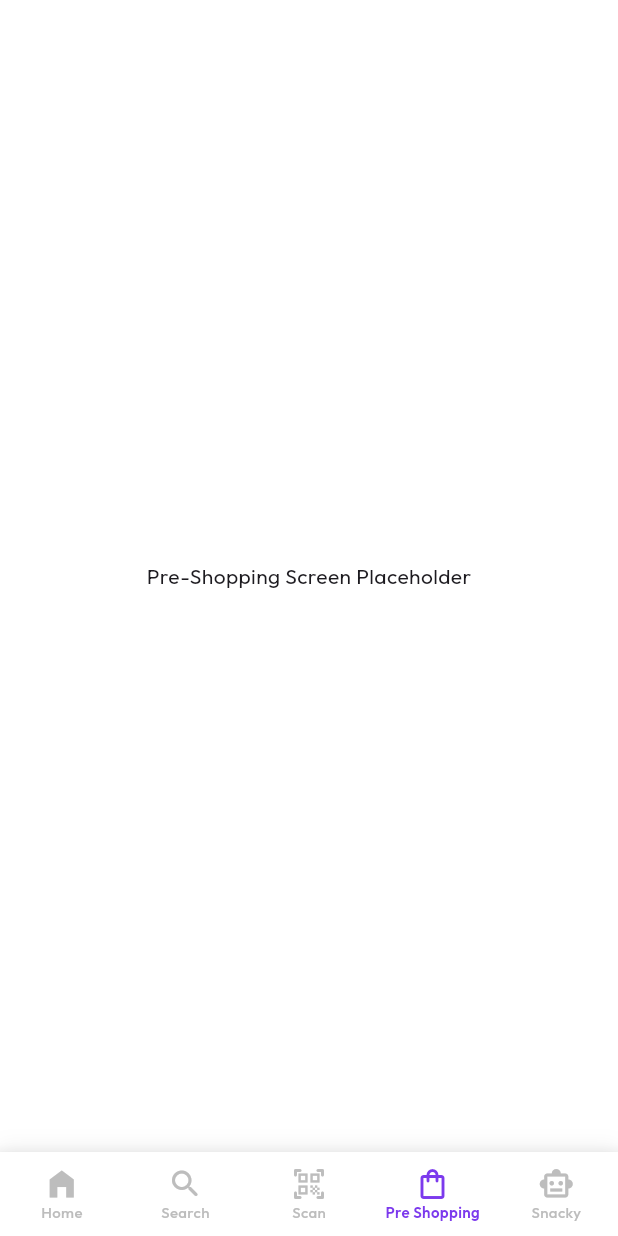
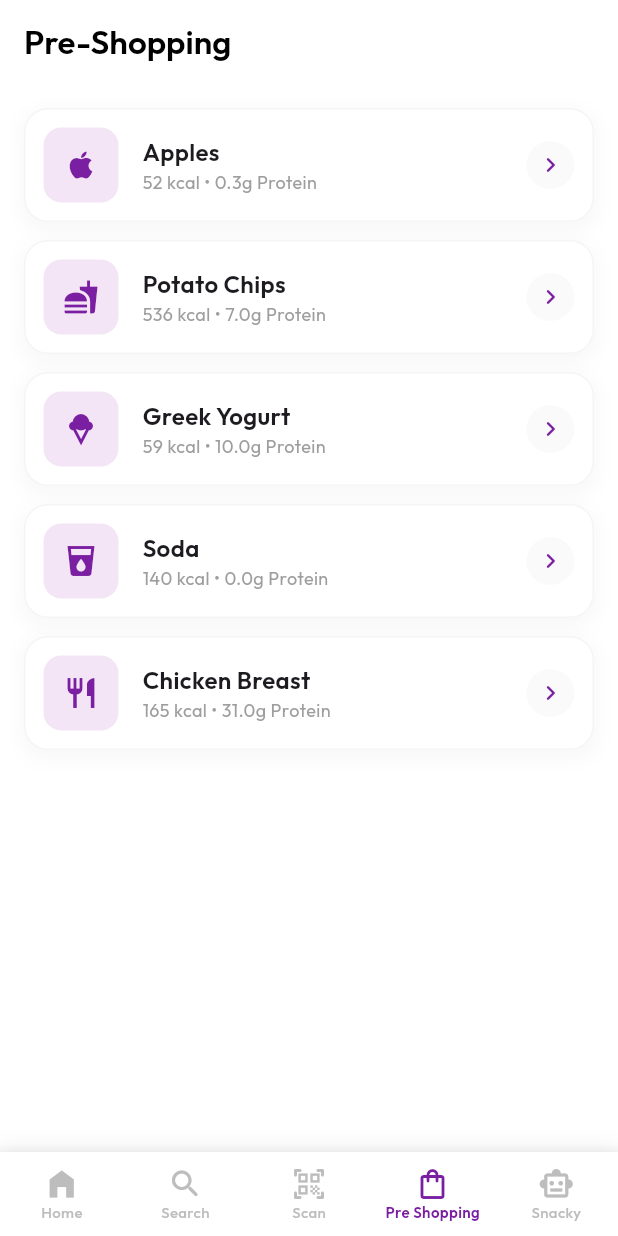
Before and after one commit to krishlanjewar/safe_Eat, a Flutter app: the screen it shows after launch, item 4 of the bottom bar chosen, on a phone screen of 412 x 824 dp. Run offline on Flutter 3.47's test engine with Material 3 defaults, Android fonts, the phone set to English and light mode, and no system bars; our stand-ins replace fl_chart, google_fonts; network calls fail.

Commit message:
Add pre-shopping screen UI

```diff
--- a/lib/features/chatbot/presentation/pages/chat_screen.dart
+++ b/lib/features/chatbot/presentation/pages/chat_screen.dart
@@ -73,7 +73,7 @@ class _ChatScreenState extends State<ChatScreen> {
         margin: const EdgeInsets.symmetric(vertical: 4.0),
         padding: const EdgeInsets.symmetric(horizontal: 16.0, vertical: 10.0),
         decoration: BoxDecoration(
-          color: isUser ? const Color(0xFF7C3AED) : Colors.grey[200], // Purple for user, Grey for bot
+          color: isUser ? const Color(0xFF7B1FA2) : Colors.grey[200], // Purple 700 for user
           borderRadius: BorderRadius.only(
             topLeft: const Radius.circular(16),
             topRight: const Radius.circular(16),
--- a/lib/features/navigation/bottom_navigation.dart
+++ b/lib/features/navigation/bottom_navigation.dart
@@ -3,6 +3,7 @@ import 'package:google_fonts/google_fonts.dart';
 import 'package:safeat/features/home/presentation/pages/home_screen.dart';
 import 'package:safeat/features/search/presentation/pages/search_screen.dart';
 import 'package:safeat/features/chatbot/presentation/pages/chat_screen.dart';
+import 'package:safeat/features/pre_shopping/presentation/pages/pre_shopping_screen.dart';
 
 class MainLayout extends StatefulWidget {
   const MainLayout({super.key});
@@ -18,7 +19,7 @@ class _MainLayoutState extends State<MainLayout> {
     const HomeScreen(),
     const SearchScreen(),
     const Center(child: Text("Scan Screen Placeholder")),
-    const Center(child: Text("Pre-Shopping Screen Placeholder")),
+    const PreShoppingScreen(),
     const ChatScreen(),
   ];
 
@@ -41,7 +42,7 @@ class _MainLayoutState extends State<MainLayout> {
           onTap: (index) => setState(() => _currentIndex = index),
           type: BottomNavigationBarType.fixed,
           backgroundColor: Colors.white,
-          selectedItemColor: const Color(0xFF7C3AED), // Purple
+          selectedItemColor: const Color(0xFF7B1FA2), // Purple 700 to match button
           unselectedItemColor: Colors.grey[400],
           selectedLabelStyle: GoogleFonts.outfit(
             fontSize: 10,
--- /dev/null
+++ b/lib/features/pre_shopping/presentation/pages/pre_shopping_screen.dart
@@ -0,0 +1,282 @@
+import 'package:flutter/material.dart';
+import 'package:google_fonts/google_fonts.dart';
+
+class PreShoppingScreen extends StatefulWidget {
+  const PreShoppingScreen({super.key});
+
+  @override
+  State<PreShoppingScreen> createState() => _PreShoppingScreenState();
+}
+
+class _PreShoppingScreenState extends State<PreShoppingScreen> {
+  // Dummy Data
+  final List<FoodItem> _foodItems = [
+    FoodItem(
+      name: "Apples",
+      imageIcon: Icons.apple,
+      calories: 52,
+      protein: 0.3,
+      isHealthy: true,
+      description: "Rich in fiber and Vitamin C.",
+    ),
+    FoodItem(
+      name: "Potato Chips",
+      imageIcon: Icons.fastfood, // Using generic fastfood icon for chips
+      calories: 536,
+      protein: 7.0,
+      isHealthy: false,
+      description: "High in sodium and saturated fats.",
+    ),
+    FoodItem(
+      name: "Greek Yogurt",
+      imageIcon: Icons.icecream, // Closest to yogurt
+      calories: 59,
+      protein: 10.0,
+      isHealthy: true,
+      description: "Excellent source of protein and probiotics.",
+    ),
+    FoodItem(
+      name: "Soda",
+      imageIcon: Icons.local_drink,
+      calories: 140,
+      protein: 0.0,
+      isHealthy: false,
+      description: "High sugar content, no nutritional value.",
+    ),
+     FoodItem(
+      name: "Chicken Breast",
+      imageIcon: Icons.restaurant,
+      calories: 165,
+      protein: 31.0,
+      isHealthy: true,
+      description: "Lean protein source, low in fat.",
+    ),
+  ];
+
+  void _showFoodDetails(BuildContext context, FoodItem item) {
+    showModalBottomSheet(
+      context: context,
+      isScrollControlled: true,
+      shape: const RoundedRectangleBorder(
+        borderRadius: BorderRadius.vertical(top: Radius.circular(20)),
+      ),
+      builder: (context) {
+        return SafeArea(
+          child: Container(
+            padding: const EdgeInsets.all(24.0),
+          child: SingleChildScrollView(
+            child: Column(
+              mainAxisSize: MainAxisSize.min,
+              crossAxisAlignment: CrossAxisAlignment.start,
+            children: [
+              Center(
+                child: Container(
+                  width: 60,
+                  height: 60,
+                  decoration: BoxDecoration(
+                    color: item.isHealthy ? Colors.green.shade50 : Colors.red.shade50,
+                    shape: BoxShape.circle,
+                  ),
+                  child: Icon(item.imageIcon, size: 30, color: item.isHealthy ? Colors.green : Colors.red),
+                ),
+              ),
+              const SizedBox(height: 16),
+              Center(
+                child: Text(
+                  item.name,
+                  style: GoogleFonts.outfit(
+                    fontSize: 24,
+                    fontWeight: FontWeight.bold,
+                  ),
+                ),
+              ),
+              const SizedBox(height: 8),
+              Center(
+                child: Container(
+                  padding: const EdgeInsets.symmetric(horizontal: 12, vertical: 6),
+                  decoration: BoxDecoration(
+                    color: item.isHealthy ? Colors.green.shade100 : Colors.red.shade100,
+                    borderRadius: BorderRadius.circular(20),
+                  ),
+                  child: Text(
+                    item.isHealthy ? "✅ Healthy" : "❌ Not Healthy",
+                    style: GoogleFonts.outfit(
+                      color: item.isHealthy ? Colors.green.shade800 : Colors.red.shade800,
+                      fontWeight: FontWeight.w600,
+                    ),
+                  ),
+                ),
+              ),
+              const SizedBox(height: 24),
+              Row(
+                mainAxisAlignment: MainAxisAlignment.spaceAround,
+                children: [
+                   _buildNutritionInfo("Calories", "${item.calories} kcal"),
+                   _buildNutritionInfo("Protein", "${item.protein}g"),
+                ],
+              ),
+              const SizedBox(height: 24),
+              Text(
+                "Description",
+                style: GoogleFonts.outfit(fontSize: 16, fontWeight: FontWeight.w600),
+              ),
+              Text(
+                item.description,
+                style: GoogleFonts.outfit(fontSize: 14, color: Colors.grey[600]),
+              ),
+              const SizedBox(height: 32),
+              SizedBox(
+                width: double.infinity,
+                child: ElevatedButton.icon(
+                  onPressed: () {
+                    Navigator.pop(context);
+                    ScaffoldMessenger.of(context).showSnackBar(
+                      SnackBar(content: Text("${item.name} added to your shopping list!")),
+                    );
+                  },
+                  style: ElevatedButton.styleFrom(
+                    backgroundColor: const Color(0xFF7B1FA2), // Purple 700
+                    foregroundColor: Colors.white,
+                    padding: const EdgeInsets.symmetric(vertical: 16),
+                    shape: RoundedRectangleBorder(
+                      borderRadius: BorderRadius.circular(30),
+                    ),
+                  ),
+                  icon: const Icon(Icons.add_shopping_cart_rounded),
+                  label: Text(
+                    "Add to My List",
+                    style: GoogleFonts.outfit(fontSize: 16, fontWeight: FontWeight.w600),
+                  ),
+                ),
+              ),
+            ],
+            ),
+          ),
+        ),
+      );
+      },
+    );
+  }
+
+  Widget _buildNutritionInfo(String label, String value) {
+    return Column(
+      children: [
+        Text(
+          value,
+          style: GoogleFonts.outfit(fontSize: 20, fontWeight: FontWeight.bold),
+        ),
+        Text(
+          label,
+          style: GoogleFonts.outfit(fontSize: 14, color: Colors.grey),
+        ),
+      ],
+    );
+  }
+
+  @override
+  Widget build(BuildContext context) {
+    return Scaffold(
+      appBar: AppBar(
+        title: Text(
+          "Pre-Shopping",
+          style: GoogleFonts.outfit(
+            fontWeight: FontWeight.w600,
+            color: Colors.black,
+          ),
+        ),
+        backgroundColor: Colors.white,
+        elevation: 0.5,
+      ),
+      body: ListView.separated(
+        padding: const EdgeInsets.all(16),
+        itemCount: _foodItems.length,
+        separatorBuilder: (context, index) => const SizedBox(height: 12),
+        itemBuilder: (context, index) {
+          final item = _foodItems[index];
+          return InkWell(
+            onTap: () => _showFoodDetails(context, item),
+            borderRadius: BorderRadius.circular(16),
+            child: Container(
+              padding: const EdgeInsets.all(12),
+              decoration: BoxDecoration(
+                color: Colors.white,
+                borderRadius: BorderRadius.circular(16),
+                border: Border.all(color: Colors.grey.shade100),
+                boxShadow: [
+                  BoxShadow(
+                    color: Colors.black.withValues(alpha: 0.03),
+                    spreadRadius: 2,
+                    blurRadius: 10,
+                    offset: const Offset(0, 4),
+                  ),
+                ],
+              ),
+              child: Row(
+                children: [
+                  Container(
+                    width: 50,
+                    height: 50,
+                    decoration: BoxDecoration(
+                      color: const Color(0xFFF3E5F5), // Purple 50
+                      borderRadius: BorderRadius.circular(12),
+                    ),
+                    child: Icon(item.imageIcon, color: const Color(0xFF7B1FA2)), // Purple 700
+                  ),
+                  const SizedBox(width: 16),
+                  Expanded(
+                    child: Column(
+                      crossAxisAlignment: CrossAxisAlignment.start,
+                      children: [
+                        Text(
+                          item.name,
+                          style: GoogleFonts.outfit(
+                            fontSize: 16,
+                            fontWeight: FontWeight.w600,
+                          ),
+                        ),
+                        Text(
+                          "${item.calories} kcal • ${item.protein}g Protein",
+                          style: GoogleFonts.outfit(
+                            fontSize: 12,
+                            color: Colors.grey[500],
+                          ),
+                        ),
+                      ],
+                    ),
+                  ),
+                  Container(
+                    width: 32,
+                    height: 32,
+                    decoration: BoxDecoration(
+                      color: Colors.grey.shade50,
+                      shape: BoxShape.circle,
+                    ),
+                    child: const Icon(Icons.chevron_right_rounded, size: 20, color: Color(0xFF7B1FA2)),
+                  ),
+                ],
+              ),
+            ),
+          );
+        },
+      ),
+    );
+  }
+}
+
+class FoodItem {
+  final String name;
+  final IconData imageIcon;
+  final int calories;
+  final double protein;
+  final bool isHealthy;
+  final String description;
+
+  FoodItem({
+    required this.name,
+    required this.imageIcon,
+    required this.calories,
+    required this.protein,
+    required this.isHealthy,
+    required this.description,
+  });
+}
```
Also changed, not shown: lib/features/search/presentation/pages/search_screen.dart (+4 -4 lines).
